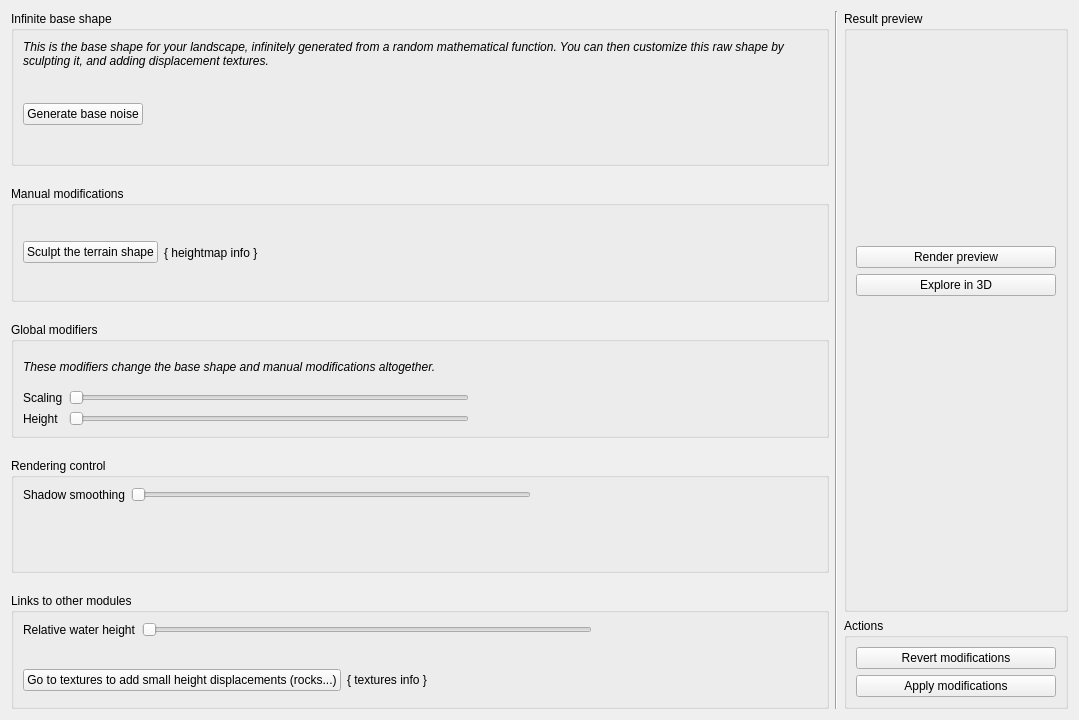
The window that src/editing/terrain/mainterrainform.ui (thunderk/paysages3d) describes before a commit, drawn with Qt 5.
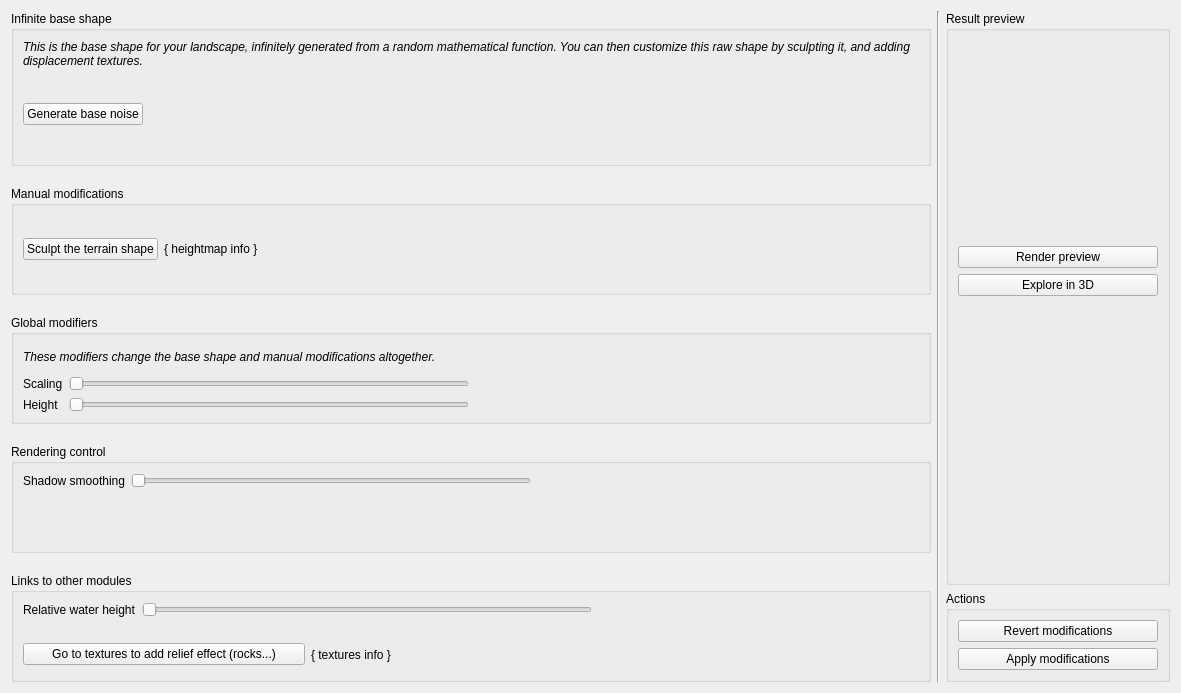
The same window after the commit. Icons and pictures are not drawn. Custom widgets are drawn as their Qt base class.

Commit message: Started work on new textures interface

The edit to the form file:
```diff
--- a/src/editing/terrain/mainterrainform.ui
+++ b/src/editing/terrain/mainterrainform.ui
@@ -6,8 +6,8 @@
    <rect>
     <x>0</x>
     <y>0</y>
-    <width>1079</width>
-    <height>720</height>
+    <width>1181</width>
+    <height>693</height>
    </rect>
   </property>
   <property name="windowTitle">
@@ -293,7 +293,7 @@
                  </size>
                 </property>
                 <property name="text">
-                 <string>Go to textures to add small height displacements (rocks...)</string>
+                 <string>Go to textures to add relief effect (rocks...)</string>
                 </property>
                </widget>
               </item>
```
The commit also changes 6 other files.
